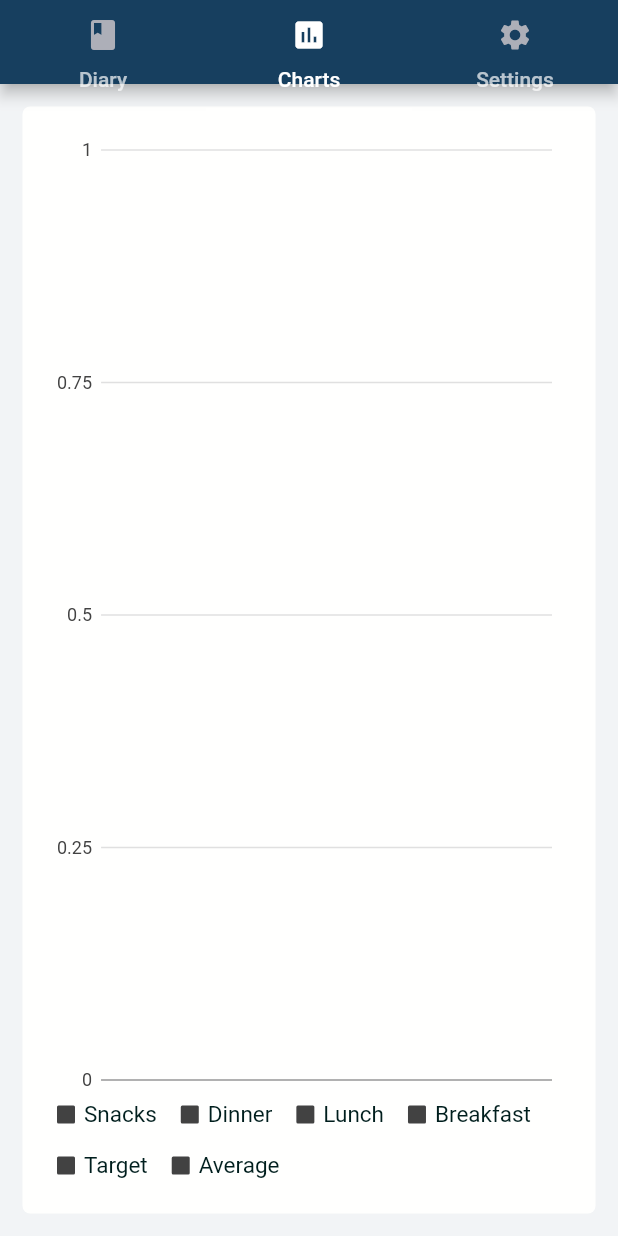
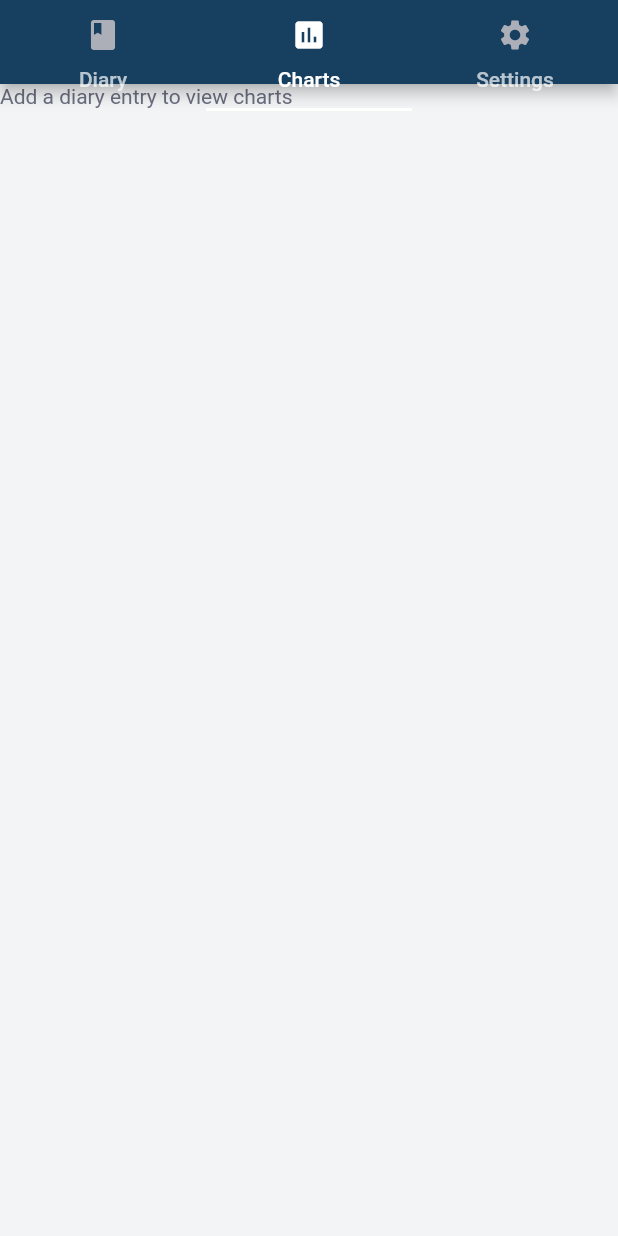
Before and after one commit to DJayalath/calorie_counter, a Flutter app: the screen it shows after launch, tab 2 chosen, on a phone screen of 412 x 824 dp. Run offline on Flutter 3.47's test engine with Material 2 defaults, Android fonts, the phone set to English and light mode, and no system bars; our stand-ins replace charts_flutter, shared_preferences.

Commit message:
Handle case when charts have no data.

```diff
--- a/lib/charts.dart
+++ b/lib/charts.dart
@@ -42,6 +42,8 @@ class ChartState extends State<Charts> {
 
     @override
     Widget build(BuildContext context) {
+
+        if (min(_diaryEntries.length, 7) > 0) {
             seriesList = _compileChartData();
             return Scaffold(
                 body: Container(
@@ -104,6 +106,16 @@ class ChartState extends State<Charts> {
                     ),
                 ),
             );
+        } else {
+            return Scaffold(
+                body: Text(
+                  "Add a diary entry to view charts",
+                  style: TextStyle(
+                      color: Theme.of(context).textTheme.body1.color,
+                  )
+                ),
+            );
+        }
     }
 
     List<charts.Series<ChartEntry, String>> _compileChartData() {
--- a/pubspec.yaml
+++ b/pubspec.yaml
@@ -11,7 +11,7 @@ description: Calorie Counter
 # In iOS, build-name is used as CFBundleShortVersionString while build-number used as CFBundleVersion.
 # Read more about iOS versioning at
 # https://developer.apple.com/library/archive/documentation/General/Reference/InfoPlistKeyReference/Articles/CoreFoundationKeys.html
-version: 1.0.0+1
+version: 1.0.2+3
 
 environment:
   sdk: ">=2.3.0 <3.0.0"
```
Lines whose indentation alone changed are shown as unchanged.
